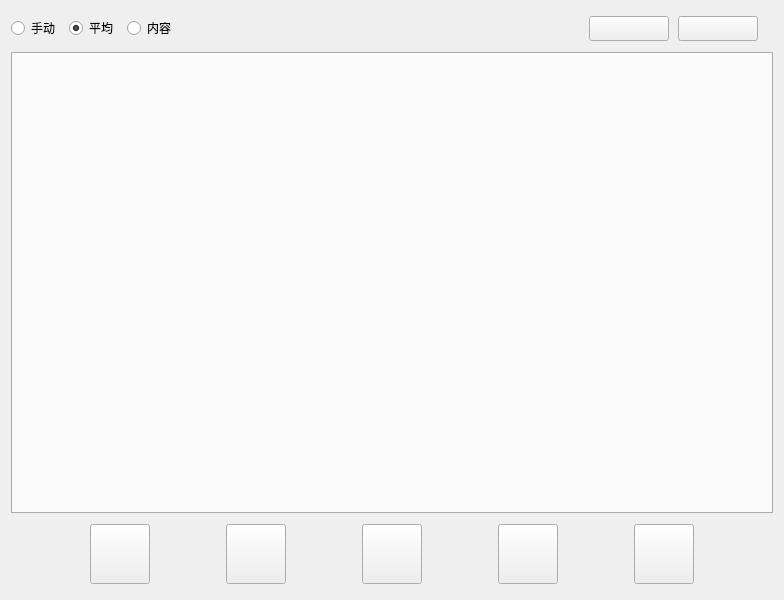
superp2017/NTERP, file Qt/ERP/storemanager.ui: the form before one commit.
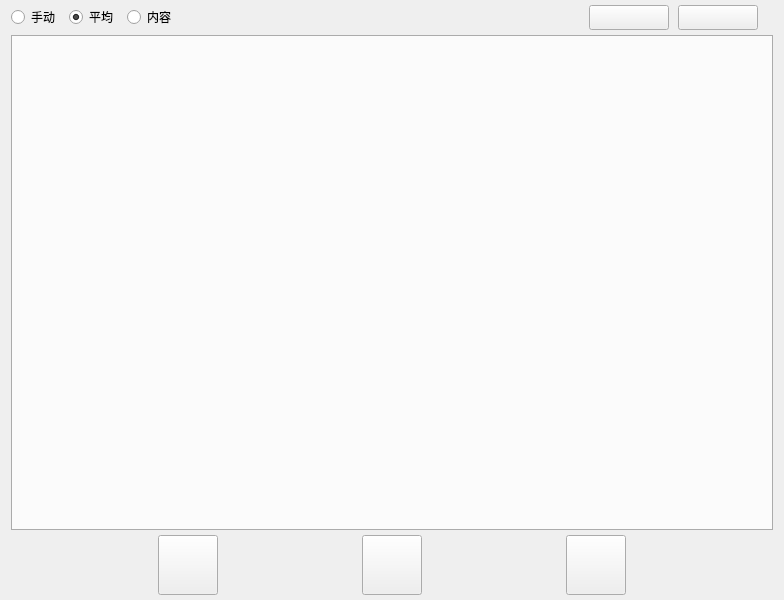
The form after the commit.

Diff of the .ui file:
```diff
--- a/Qt/ERP/storemanager.ui
+++ b/Qt/ERP/storemanager.ui
@@ -14,6 +14,15 @@
    <string>Form</string>
   </property>
   <layout class="QGridLayout" name="gridLayout">
+   <property name="topMargin">
+    <number>0</number>
+   </property>
+   <property name="bottomMargin">
+    <number>0</number>
+   </property>
+   <property name="verticalSpacing">
+    <number>0</number>
+   </property>
    <item row="0" column="0">
     <layout class="QHBoxLayout" name="horizontalLayout">
      <property name="spacing">
@@ -158,44 +167,6 @@
         </property>
        </widget>
       </item>
-      <item>
-       <widget class="QPushButton" name="pushButton_mod">
-        <property name="minimumSize">
-         <size>
-          <width>60</width>
-          <height>60</height>
-         </size>
-        </property>
-        <property name="maximumSize">
-         <size>
-          <width>60</width>
-          <height>60</height>
-         </size>
-        </property>
-        <property name="text">
-         <string/>
-        </property>
-       </widget>
-      </item>
-      <item>
-       <widget class="QPushButton" name="pushButton_del">
-        <property name="minimumSize">
-         <size>
-          <width>60</width>
-          <height>60</height>
-         </size>
-        </property>
-        <property name="maximumSize">
-         <size>
-          <width>60</width>
-          <height>60</height>
-         </size>
-        </property>
-        <property name="text">
-         <string/>
-        </property>
-       </widget>
-      </item>
       <item>
        <widget class="QPushButton" name="pushButton_out_store">
         <property name="minimumSize">
```
